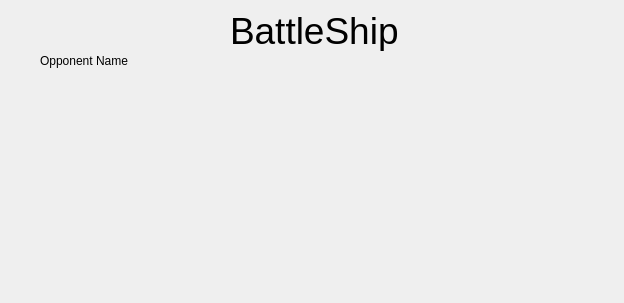
First picture: the form in untitled/battlenetworkgame.ui, repository rc2524/Battleship-game, before the edit.
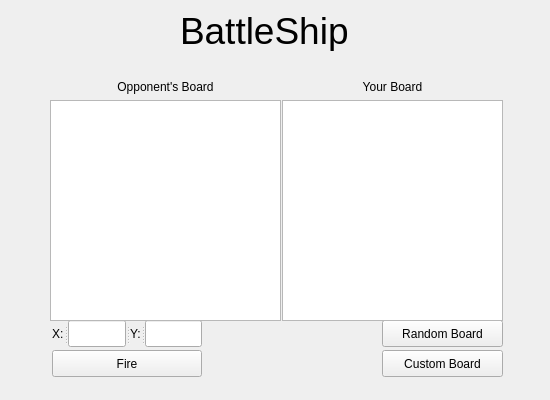
Second picture: the form after the edit.

Patch:
```diff
--- a/untitled/battlenetworkgame.ui
+++ b/untitled/battlenetworkgame.ui
@@ -6,42 +6,17 @@
    <rect>
     <x>0</x>
     <y>0</y>
-    <width>624</width>
-    <height>303</height>
+    <width>550</width>
+    <height>400</height>
    </rect>
   </property>
   <property name="windowTitle">
    <string>BattleShip Network Game</string>
   </property>
-  <widget class="QLabel" name="OppName">
-   <property name="geometry">
-    <rect>
-     <x>40</x>
-     <y>50</y>
-     <width>221</width>
-     <height>21</height>
-    </rect>
-   </property>
-   <property name="autoFillBackground">
-    <bool>false</bool>
-   </property>
-   <property name="frameShape">
-    <enum>QFrame::NoFrame</enum>
-   </property>
-   <property name="text">
-    <string>Opponent Name</string>
-   </property>
-   <property name="scaledContents">
-    <bool>true</bool>
-   </property>
-   <property name="wordWrap">
-    <bool>false</bool>
-   </property>
-  </widget>
   <widget class="QLabel" name="GameLogo">
    <property name="geometry">
     <rect>
-     <x>230</x>
+     <x>180</x>
      <y>10</y>
      <width>191</width>
      <height>41</height>
@@ -56,6 +31,143 @@
     <string>BattleShip</string>
    </property>
   </widget>
+  <widget class="QPushButton" name="CustomButton">
+   <property name="geometry">
+    <rect>
+     <x>382</x>
+     <y>350</y>
+     <width>121</width>
+     <height>27</height>
+    </rect>
+   </property>
+   <property name="text">
+    <string>Custom Board</string>
+   </property>
+  </widget>
+  <widget class="QPushButton" name="RandomButton">
+   <property name="geometry">
+    <rect>
+     <x>382</x>
+     <y>320</y>
+     <width>121</width>
+     <height>27</height>
+    </rect>
+   </property>
+   <property name="text">
+    <string>Random Board</string>
+   </property>
+  </widget>
+  <widget class="QSplitter" name="Coordinates">
+   <property name="enabled">
+    <bool>true</bool>
+   </property>
+   <property name="geometry">
+    <rect>
+     <x>52</x>
+     <y>320</y>
+     <width>150</width>
+     <height>27</height>
+    </rect>
+   </property>
+   <property name="orientation">
+    <enum>Qt::Horizontal</enum>
+   </property>
+   <widget class="QLabel" name="XLabel">
+    <property name="enabled">
+     <bool>true</bool>
+    </property>
+    <property name="text">
+     <string>X:</string>
+    </property>
+   </widget>
+   <widget class="QLineEdit" name="FireRowText"/>
+   <widget class="QLabel" name="YLabel">
+    <property name="text">
+     <string>Y:</string>
+    </property>
+   </widget>
+   <widget class="QLineEdit" name="FireColText">
+    <property name="enabled">
+     <bool>true</bool>
+    </property>
+   </widget>
+  </widget>
+  <widget class="QWidget" name="layoutWidget">
+   <property name="geometry">
+    <rect>
+     <x>282</x>
+     <y>80</y>
+     <width>221</width>
+     <height>241</height>
+    </rect>
+   </property>
+   <layout class="QVBoxLayout" name="PlayerWin">
+    <property name="sizeConstraint">
+     <enum>QLayout::SetNoConstraint</enum>
+    </property>
+    <item>
+     <widget class="QLabel" name="PlayerBoardLabel">
+      <property name="text">
+       <string>Your Board</string>
+      </property>
+      <property name="alignment">
+       <set>Qt::AlignCenter</set>
+      </property>
+     </widget>
+    </item>
+    <item>
+     <widget class="QTextBrowser" name="PlayerGameBoard"/>
+    </item>
+   </layout>
+  </widget>
+  <widget class="QPushButton" name="FireButton">
+   <property name="geometry">
+    <rect>
+     <x>52</x>
+     <y>350</y>
+     <width>150</width>
+     <height>27</height>
+    </rect>
+   </property>
+   <property name="text">
+    <string>Fire</string>
+   </property>
+  </widget>
+  <widget class="QWidget" name="layoutWidget_2">
+   <property name="geometry">
+    <rect>
+     <x>50</x>
+     <y>80</y>
+     <width>231</width>
+     <height>241</height>
+    </rect>
+   </property>
+   <layout class="QVBoxLayout" name="EnemyWin">
+    <property name="sizeConstraint">
+     <enum>QLayout::SetNoConstraint</enum>
+    </property>
+    <item>
+     <widget class="QLabel" name="OppName">
+      <property name="text">
+       <string>Opponent's Board</string>
+      </property>
+      <property name="alignment">
+       <set>Qt::AlignCenter</set>
+      </property>
+     </widget>
+    </item>
+    <item>
+     <widget class="QTextBrowser" name="OpponentGameBoard">
+      <property name="maximumSize">
+       <size>
+        <width>16777215</width>
+        <height>16777215</height>
+       </size>
+      </property>
+     </widget>
+    </item>
+   </layout>
+  </widget>
  </widget>
  <resources/>
  <connections/>
```
